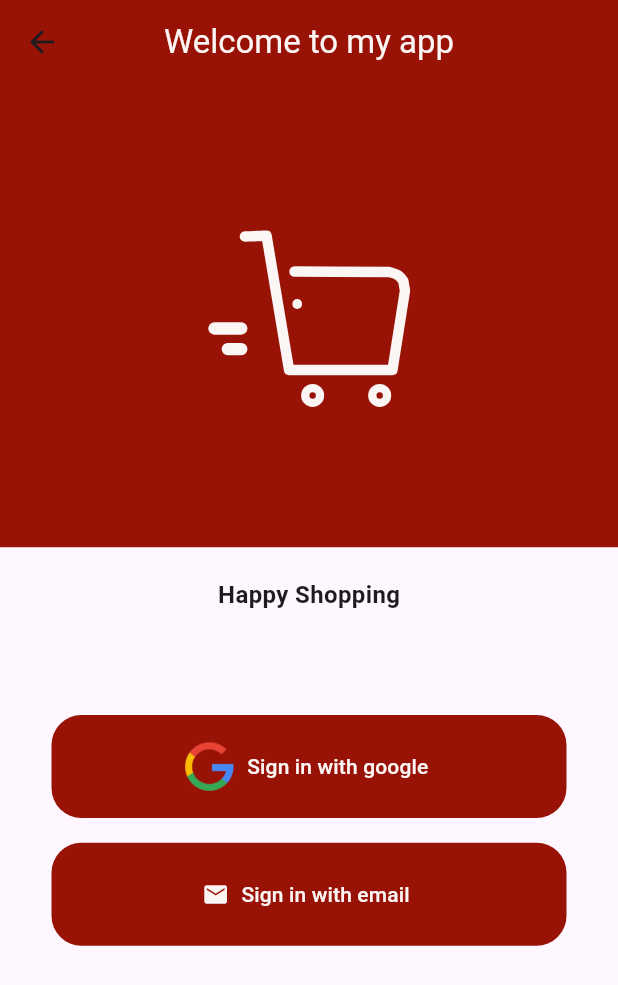
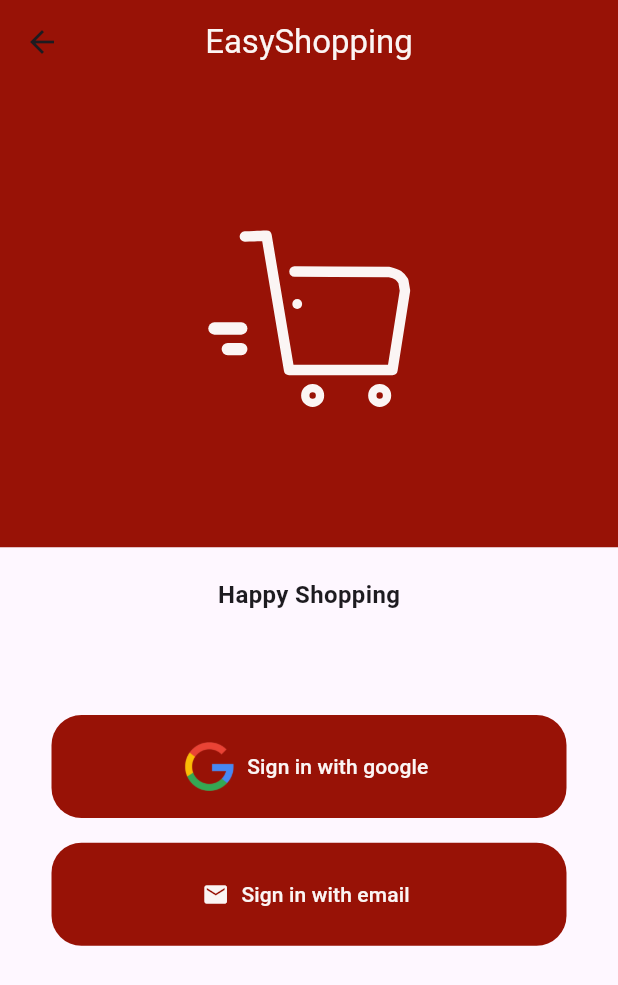
Before and after one commit to MahtabTanim/Ecommerce, a Flutter app: the screen it shows after launch, on a phone screen of 412 x 824 dp. Shown: the top 985 px of the screen. Run offline on Flutter 3.47's test engine with Material 3 defaults, Android fonts, the phone set to English and light mode, and no system bars; our stand-ins replace cached_network_image, carousel_slider, cloud_firestore, firebase_auth, firebase_core, firebase_messaging and 6 more; missing offline and left inert: image_card; accounts and stored records are empty.

Commit message:
4th commint

```diff
--- a/lib/main.dart
+++ b/lib/main.dart
@@ -22,7 +22,7 @@ class MyApp extends StatelessWidget {
   Widget build(BuildContext context) {
     return GetMaterialApp(
       debugShowCheckedModeBanner: false,
-      title: 'Flutter Demo',
+      title: 'Easyshopping',
       theme: ThemeData(
         colorScheme: ColorScheme.fromSeed(seedColor: Colors.deepPurple),
         useMaterial3: true,
--- a/lib/screens/auth-ui/forget-password-screen.dart
+++ b/lib/screens/auth-ui/forget-password-screen.dart
@@ -36,7 +36,7 @@ class _ForgetPasswordScreenState extends State<ForgetPasswordScreen> {
           child: Column(
             children: [
               isKeyboardVisible
-                  ? Text("Welcome to my app")
+                  ? Text("EasyShopping")
                   : Column(
                       children: [
                         Lottie.asset('assets/images/splash-icon.json'),
--- a/lib/screens/auth-ui/sign-in-screen.dart
+++ b/lib/screens/auth-ui/sign-in-screen.dart
@@ -40,11 +40,12 @@ class _SignInScreenState extends State<SignInScreen> {
             style: TextStyle(color: AppConstant.appTextColor),
           ),
         ),
-        body: Container(
+        body: SingleChildScrollView(
+          child: Container(
             child: Column(
               children: [
                 isKeyboardVisible
-                  ? Text("Welcome to my app")
+                    ? Text("EasyShopping")
                     : Column(
                         children: [
                           Lottie.asset('assets/images/splash-icon.json'),
@@ -222,6 +223,7 @@ class _SignInScreenState extends State<SignInScreen> {
               ],
             ),
           ),
+        ),
       );
     });
   }
--- a/lib/screens/auth-ui/sign-up-screen.dart
+++ b/lib/screens/auth-ui/sign-up-screen.dart
@@ -47,7 +47,7 @@ class _SignUpScreenState extends State<SignUpScreen> {
                 Container(
                   alignment: Alignment.center,
                   child: Text(
-                    "Welcome to my app",
+                    "EasyShopping",
                     style: TextStyle(
                         color: AppConstant.appScendoryColor,
                         fontWeight: FontWeight.bold,
--- a/lib/screens/auth-ui/welcome-screen.dart
+++ b/lib/screens/auth-ui/welcome-screen.dart
@@ -21,7 +21,7 @@ class WelcomeScreen extends StatelessWidget {
         centerTitle: true,
         backgroundColor: AppConstant.appScendoryColor,
         title: Text(
-          "Welcome to my app",
+          "EasyShopping",
           style: TextStyle(color: AppConstant.appTextColor),
         ),
       ),
--- a/lib/screens/user-panel/all-products-screen.dart
+++ b/lib/screens/user-panel/all-products-screen.dart
@@ -112,7 +112,7 @@ class AllProductsScreen extends StatelessWidget {
                               ),
                             ),
                             footer: Center(
-                              child: Text("PKR: " + productModel.fullPrice),
+                              child: Text("BDT: " + productModel.fullPrice),
                             ),
                           ),
                         ),
--- a/lib/utils/app-constant.dart
+++ b/lib/utils/app-constant.dart
@@ -3,7 +3,7 @@
 import 'package:flutter/material.dart';
 
 class AppConstant {
-  static String appMainName = 'ECOM';
+  static String appMainName = 'EasyShopping';
   static String appPoweredBy = 'Mahtab Hossain Tanim';
   static const appMainColor = Color(0xFFbf1b08);
   static const appScendoryColor = Color(0xFF981206);
--- a/lib/widgets/custom-drawer-widget.dart
+++ b/lib/widgets/custom-drawer-widget.dart
@@ -36,7 +36,7 @@ class _DrawerWidgetState extends State<DrawerWidget> {
               child: ListTile(
                 titleAlignment: ListTileTitleAlignment.center,
                 title: Text(
-                  "Ecom app ",
+                  "EasyShopping",
                   style: TextStyle(color: AppConstant.appTextColor),
                 ),
                 subtitle: Text(
```
Lines whose indentation alone changed are shown as unchanged.
